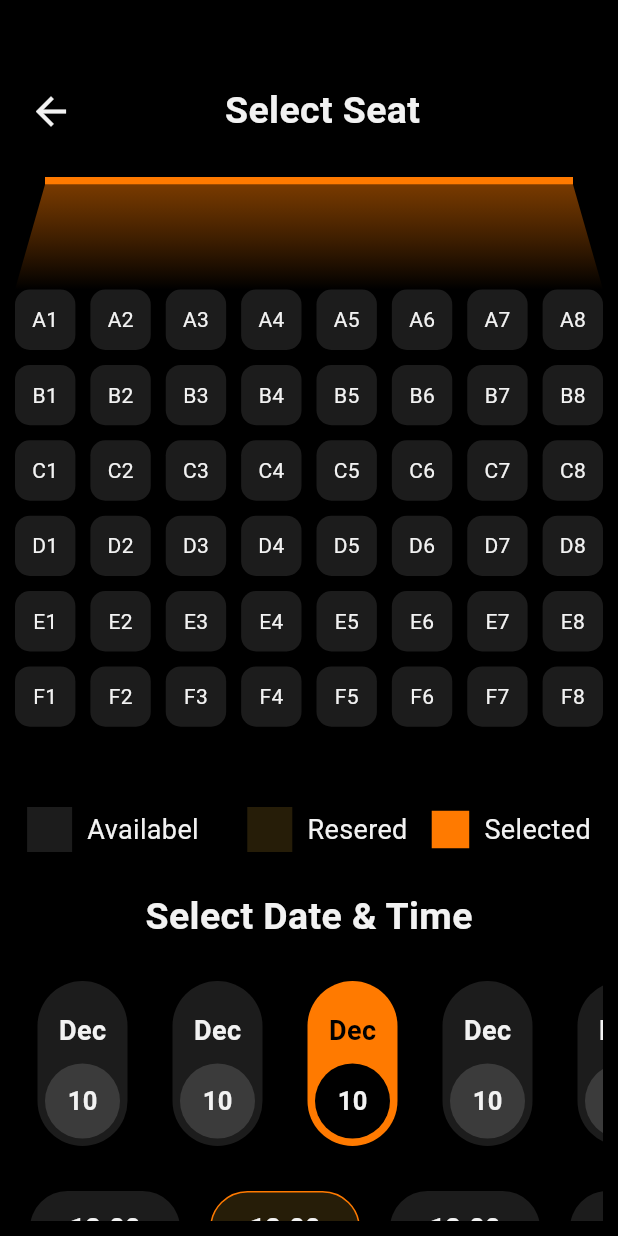
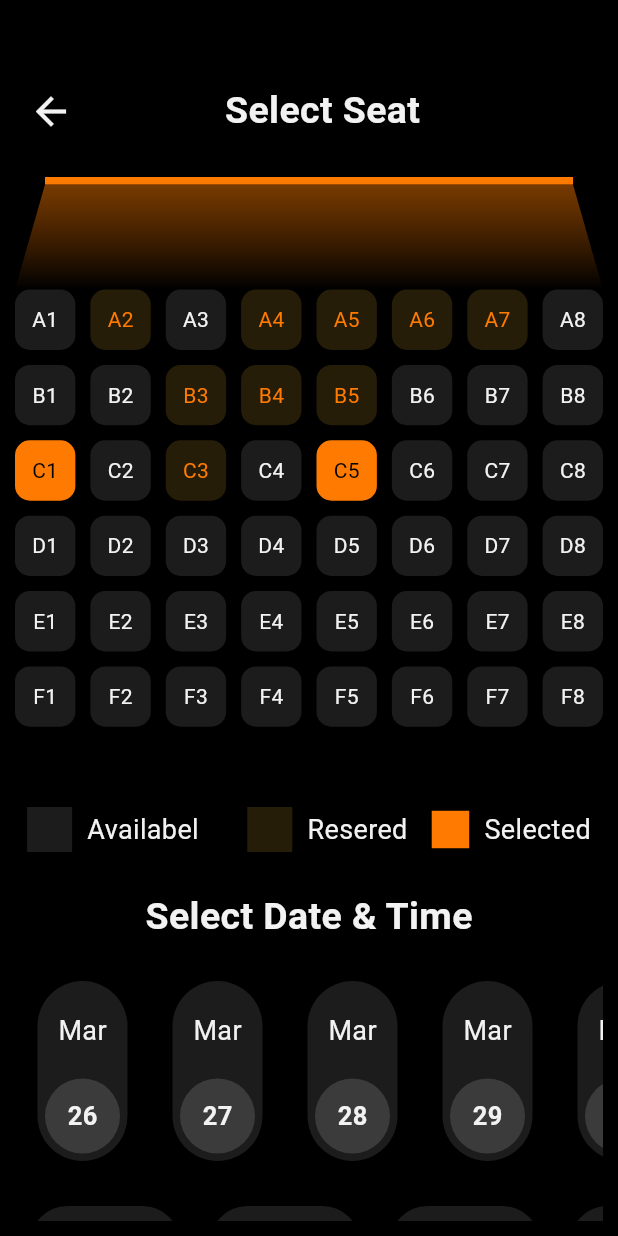
Before and after one commit to ThanhLeT0bito/movie_app_final, a Flutter app: the SelectSeatScreen screen opened by its route, on a phone screen of 412 x 824 dp. Run offline on Flutter 3.47's test engine with Material 3 defaults, Android fonts, the phone set to English and light mode, and no system bars; our stand-ins replace carousel_slider, iconsax.

Commit message:
add select seat date time

```diff
--- a/lib/main.dart
+++ b/lib/main.dart
@@ -2,6 +2,7 @@ import 'package:flutter/material.dart';
 import 'package:movie_app_final/providers/AuthProvider.dart';
 import 'package:movie_app_final/providers/Homepage_provider.dart';
 import 'package:movie_app_final/providers/Nowplaying_provider.dart';
+import 'package:movie_app_final/providers/seats_provider.dart';
 import 'package:movie_app_final/providers/ticket_management_provider.dart';
 import 'package:movie_app_final/providers/watching_movie_provider.dart';
 import 'package:movie_app_final/screens/Enter_Username_screens.dart';
@@ -38,13 +39,14 @@ class MyApp extends StatelessWidget {
         ChangeNotifierProvider(create: (_) => TicketManagement()),
         ChangeNotifierProvider(create: (_) => NowplayingManagement()),
         ChangeNotifierProvider(create: (_) => HomepageManagement()),
+        ChangeNotifierProvider(create: (_) => SeatsProviders()),
 
         /// sang tha
       ],
       child: MaterialApp(
         debugShowCheckedModeBanner: false,
         title: 'MOviE',
-        initialRoute: HomeScreen.routeName,
+        initialRoute: SelectSeatScreen.routeName,
         routes: {
           HomeScreen.routeName: (context) => const HomeScreen(),
           HomepageScreens.routeName: (context) => HomepageScreens(),
--- /dev/null
+++ b/lib/models/model_widget/date.dart
@@ -0,0 +1,9 @@
+import 'package:flutter/material.dart';
+
+class DateSeat with ChangeNotifier {
+  final String day;
+  final String month;
+  late bool? isSelected;
+
+  DateSeat({required this.day, required this.month, this.isSelected = false});
+}
--- /dev/null
+++ b/lib/models/model_widget/seat.dart
@@ -0,0 +1,14 @@
+import 'package:flutter/material.dart';
+
+class Seat with ChangeNotifier {
+  final String name;
+  late Status status;
+
+  Seat({required this.name, this.status = Status.available});
+}
+
+enum Status {
+  available,
+  resered,
+  selected,
+}
--- /dev/null
+++ b/lib/models/model_widget/time.dart
@@ -0,0 +1,8 @@
+import 'package:flutter/material.dart';
+
+class TimeSeat with ChangeNotifier {
+  final String time;
+  late bool? isSelected;
+
+  TimeSeat({required this.time, this.isSelected = false});
+}
--- a/lib/screens/select_seat_screen.dart
+++ b/lib/screens/select_seat_screen.dart
@@ -1,8 +1,13 @@
 import 'package:flutter/material.dart';
+import 'package:movie_app_final/models/model_widget/date.dart';
+import 'package:movie_app_final/models/model_widget/seat.dart';
+import 'package:movie_app_final/models/model_widget/time.dart';
+import 'package:movie_app_final/providers/seats_provider.dart';
 import 'package:movie_app_final/resources/app_color.dart';
 import 'package:movie_app_final/screens/payment_screens.dart';
 import 'package:movie_app_final/widgets/Base/custom_app_bar.dart';
 import 'package:movie_app_final/widgets/Base/custom_text_button.dart';
+import 'package:provider/provider.dart';
 
 class SelectSeatScreen extends StatefulWidget {
   const SelectSeatScreen({super.key});
@@ -16,14 +21,12 @@ class SelectSeatScreen extends StatefulWidget {
 class _SelectSeatScreenState extends State<SelectSeatScreen> {
   @override
   Widget build(BuildContext context) {
-    final List<String> listSeats = [];
-    for (var i = 'A'.codeUnitAt(0); i <= 'F'.codeUnitAt(0); i++) {
-      for (var j = 1; j <= 8; j++) {
-        listSeats.add(String.fromCharCode(i) + j.toString());
-      }
-    }
     double screenWidth = MediaQuery.of(context).size.width;
-
+    // data
+    final data = Provider.of<SeatsProviders>(context);
+    final listSeats = data.listSeat;
+    final listDates = data.listDate;
+    final listTimes = data.listTime;
     return Scaffold(
       backgroundColor: AppColors.BaseColorBlackGround,
       body: Padding(
@@ -53,18 +56,7 @@ class _SelectSeatScreenState extends State<SelectSeatScreen> {
                 ),
                 itemCount: listSeats.length,
                 itemBuilder: (context, index) {
-                  return Container(
-                    decoration: BoxDecoration(
-                      color: AppColors.ItemSeatBackGroundAvailable,
-                      borderRadius: BorderRadius.circular(10),
-                    ),
-                    child: Center(
-                      child: Text(
-                        listSeats[index],
-                        style: TextStyle(color: AppColors.BaseColorWhite),
-                      ),
-                    ),
-                  );
+                  return ItemSeat(seat: listSeats[index]);
                 },
               ),
             ),
@@ -128,32 +120,23 @@ class _SelectSeatScreenState extends State<SelectSeatScreen> {
                   fontWeight: FontWeight.bold),
             ),
             const SizedBox(height: 20),
-            const SingleChildScrollView(
+            SingleChildScrollView(
               scrollDirection: Axis.horizontal,
               child: Row(
-                //crossAxisAlignment: CrossAxisAlignment.center,
                 mainAxisAlignment: MainAxisAlignment.center,
-                children: [
-                  ItemDate(isSelected: false),
-                  ItemDate(isSelected: false),
-                  ItemDate(isSelected: true),
-                  ItemDate(isSelected: false),
-                  ItemDate(isSelected: false),
-                ],
+                children: listDates.map((e) => ItemDate(date: e)).toList(),
               ),
             ),
             const SizedBox(height: 20),
-            const SingleChildScrollView(
+            SingleChildScrollView(
                 scrollDirection: Axis.horizontal,
-              child:
-                  Row(mainAxisAlignment: MainAxisAlignment.center, children: [
-                ItemTime(isSelected: false),
-                ItemTime(isSelected: true),
-                ItemTime(isSelected: false),
-                ItemTime(isSelected: false),
-                ItemTime(isSelected: false),
-              ]),
-            ),
+                child: Row(
+                  children: listTimes
+                      .map((e) => ItemTime(
+                            time: e,
+                          ))
+                      .toList(),
+                )),
             const SizedBox(height: 20),
             Padding(
               padding: const EdgeInsets.all(10.0),
@@ -196,6 +179,48 @@ class _SelectSeatScreenState extends State<SelectSeatScreen> {
   }
 }
 
+class ItemSeat extends StatelessWidget {
+  const ItemSeat({
+    super.key,
+    required this.seat,
+  });
+
+  final Seat seat;
+
+  @override
+  Widget build(BuildContext context) {
+    final data = Provider.of<SeatsProviders>(context);
+
+    Color background = AppColors.ItemSeatBackGroundAvailable;
+    Color textColor = AppColors.BaseColorWhite;
+
+    if (seat.status == Status.resered) {
+      background = AppColors.ReseredColor;
+      textColor = AppColors.BaseColorMain;
+    } else if (seat.status == Status.selected) {
+      background = AppColors.BaseColorMain;
+      textColor = AppColors.BaseColorBlack;
+    }
+    return GestureDetector(
+      onTap: () {
+        data.changeStatusSeat(seat);
+      },
+      child: Container(
+        decoration: BoxDecoration(
+          color: background,
+          borderRadius: BorderRadius.circular(10),
+        ),
+        child: Center(
+          child: Text(
+            seat.name,
+            style: TextStyle(color: textColor),
+          ),
+        ),
+      ),
+    );
+  }
+}
+
 class MyPainter extends CustomPainter {
   @override
   void paint(Canvas canvas, Size size) {
@@ -231,30 +256,37 @@ class MyPainter extends CustomPainter {
 class ItemTime extends StatelessWidget {
   const ItemTime({
     super.key,
-    required this.isSelected,
+    required this.time,
   });
-  final bool isSelected;
+  final TimeSeat time;
   @override
   Widget build(BuildContext context) {
-    return Container(
+    final data = Provider.of<SeatsProviders>(context);
+    return GestureDetector(
+      onTap: (() {
+        data.SelectTime(time);
+      }),
+      child: Container(
         width: 100,
         height: 50,
         margin: const EdgeInsets.symmetric(horizontal: 10, vertical: 5),
         padding: const EdgeInsets.symmetric(horizontal: 10, vertical: 5),
         decoration: BoxDecoration(
-          color: isSelected
+            color: time.isSelected!
                 ? AppColors.BackGroundTimeSelected
                 : AppColors.BackGroundItemDate,
             borderRadius: BorderRadius.circular(30),
-          border:
-              isSelected ? Border.all(color: AppColors.BaseColorMain) : null),
-      child: const Center(
+            border: time.isSelected!
+                ? Border.all(color: AppColors.BaseColorMain)
+                : null),
+        child: Center(
           child: Text(
-          "12:00",
-          style: TextStyle(
+            time.time,
+            style: const TextStyle(
                 color: AppColors.BaseColorWhite,
                 fontSize: 18,
                 fontWeight: FontWeight.bold),
+          ),
         ),
       ),
     );
@@ -264,21 +296,27 @@ class ItemTime extends StatelessWidget {
 class ItemDate extends StatelessWidget {
   const ItemDate({
     super.key,
-    required this.isSelected,
+    required this.date,
   });
 
-  final bool isSelected;
+  final DateSeat date;
 
   @override
   Widget build(BuildContext context) {
-    return Container(
-      height: 110,
+    final data = Provider.of<SeatsProviders>(context);
+    return GestureDetector(
+      onTap: () {
+        data.SelectDate(date);
+      },
+      child: Container(
+        height: 120,
         width: 60,
         margin: const EdgeInsets.symmetric(horizontal: 15, vertical: 5),
         padding: EdgeInsets.all(5),
         decoration: BoxDecoration(
-        color:
-            isSelected ? AppColors.BaseColorMain : AppColors.BackGroundItemDate,
+          color: date.isSelected!
+              ? AppColors.BaseColorMain
+              : AppColors.BackGroundItemDate,
           borderRadius: BorderRadius.circular(35),
         ),
         child: Column(
@@ -288,12 +326,11 @@ class ItemDate extends StatelessWidget {
               child: Padding(
                 padding: const EdgeInsets.only(top: 15),
                 child: Text(
-                "Dec",
+                  date.month,
                   style: TextStyle(
-                    color: isSelected
+                      color: date.isSelected!
                           ? AppColors.BaseColorBlack
                           : AppColors.BaseColorWhite,
-                    fontWeight: FontWeight.bold,
                       fontSize: 18),
                 ),
               ),
@@ -304,13 +341,13 @@ class ItemDate extends StatelessWidget {
               padding: const EdgeInsets.all(5),
               decoration: BoxDecoration(
                   shape: BoxShape.circle,
-                color: isSelected
+                  color: date.isSelected!
                       ? AppColors.BaseColorBlack
                       : AppColors.BackGroundItemDay),
-            child: const Center(
+              child: Center(
                   child: Text(
-              "10",
-              style: TextStyle(
+                date.day,
+                style: const TextStyle(
                     color: AppColors.BaseColorWhite,
                     fontSize: 17,
                     fontWeight: FontWeight.bold),
@@ -318,6 +355,7 @@ class ItemDate extends StatelessWidget {
             )
           ],
         ),
+      ),
     );
   }
 }
```
Also changed, not shown: lib/providers/seats_provider.dart (added, +132 -0 lines). Lines whose indentation alone changed are shown as unchanged.
